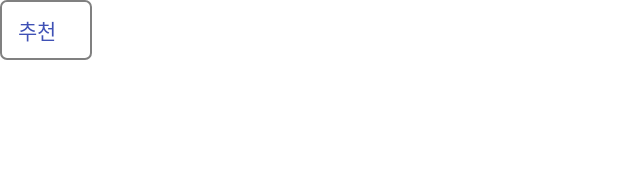
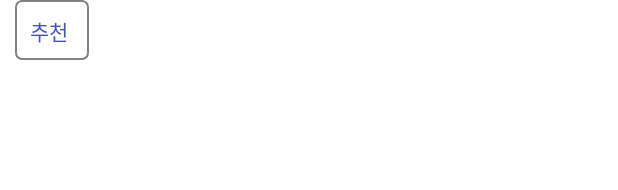
Before and after one commit to androiddevnotesforks/Full-Stack-Android, an Android app: the layout item_label.xml on its own in the app's theme, with its tools: preview values and no code run, on a phone screen of 412 x 824 dp. Shown: the top 190 px of the screen. Run offline under Robolectric (Android 15) with nearby library versions, the phone set to English and light mode, and no system bars.

Commit message:
feat: improve rv layout, add decorator

```diff
--- a/app/src/main/res/layout/item_label.xml
+++ b/app/src/main/res/layout/item_label.xml
@@ -11,7 +11,9 @@
         android:layout_height="@dimen/label_middle_height"
         android:paddingRight="@dimen/spacing_normal"
         android:paddingLeft="@dimen/spacing_normal"
-        android:background="@drawable/bg_label_middle">
+        android:background="@drawable/bg_label_middle"
+        android:padding="@dimen/spacing_elevation"
+        android:layout_marginLeft="10dp">
 
         <TextView
             android:id="@+id/tv_recommend"
@@ -20,8 +22,11 @@
             app:layout_constraintTop_toTopOf="parent"
             app:layout_constraintBottom_toBottomOf="parent"
             app:layout_constraintLeft_toLeftOf="parent"
+            app:layout_constraintRight_toLeftOf="@id/tv_label"
             android:text="@string/recommnd"
             android:textColor="@color/indigo"
+            android:layout_marginEnd="@dimen/spacing_mini"
+            android:textSize="@dimen/text_small"
             >
         </TextView>
 
@@ -29,10 +34,11 @@
             android:id="@+id/tv_label"
             android:layout_width="wrap_content"
             android:layout_height="wrap_content"
-            app:layout_constraintLeft_toRightOf="@id/tv_recommend"
+            app:layout_constraintRight_toRightOf="parent"
             app:layout_constraintTop_toTopOf="parent"
             app:layout_constraintBottom_toBottomOf="parent"
-            android:layout_marginStart="@dimen/spacing_normal">
+            android:textColor="@color/white"
+            android:textSize="@dimen/text_small">
 
         </TextView>
 
--- a/app/src/main/res/xml/fragment_label_outapp_scene.xml
+++ b/app/src/main/res/xml/fragment_label_outapp_scene.xml
@@ -17,7 +17,7 @@
             android:layout_width="match_parent"
             android:layout_height="wrap_content"
             app:layout_constraintBottom_toTopOf="parent"/>
-        <Constraint android:id="@id/container_input_search"/>
+        <Constraint />
     </ConstraintSet>
 
     <Transition
```
Also changed, not shown: app/src/main/java/com/nexters/fullstack/ui/activity/LabelOutAppActivity.kt (+15 -0 lines), app/src/main/res/layout/activity_label_outapp.xml (+29 -4 lines).
